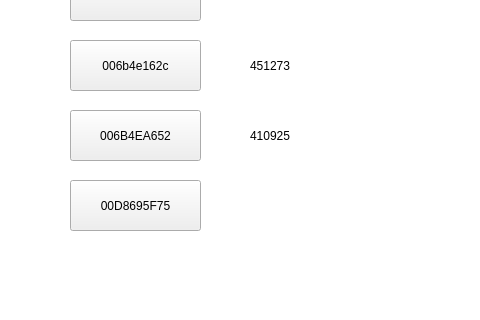
This is SmartCabinet/Device/devicesimulate.ui in birdman1992/SmartCabinet as Qt 5 draws it before an edit; both pictures show x 0 to 480 and y 160 to 480 of the 640 by 480 pixel window. The edited form follows.
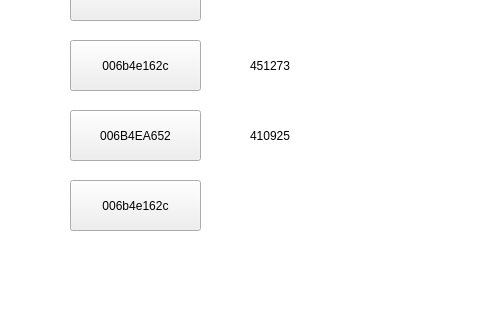
This is the edited form. The open tabs and pages were chosen to show the change.

The edit to the form file:
```diff
--- a/SmartCabinet/Device/devicesimulate.ui
+++ b/SmartCabinet/Device/devicesimulate.ui
@@ -120,7 +120,7 @@
         <enum>Qt::NoFocus</enum>
        </property>
        <property name="text">
-        <string>00D8695F75</string>
+        <string>006b4e162c</string>
        </property>
       </widget>
       <widget class="QLabel" name="label">
```
Left out of the diff: 2 changed lines with no effect on the pictures.
